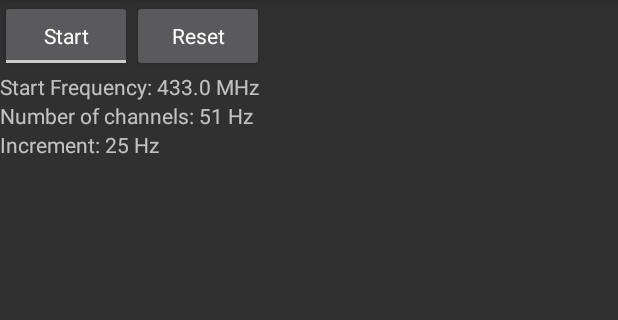
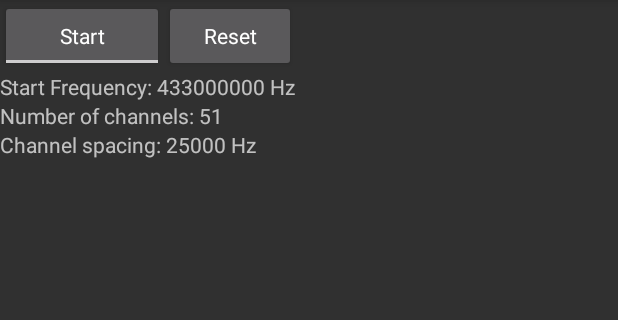
Before and after one commit to ComThings/PandwaRF, an Android app: the screen it shows after launch (MainActivity), in the side drawer, after a tap on "SpecAN", on a phone screen of 412 x 824 dp, the part 84-404 px from its top. Run offline under Robolectric (Android 15) with nearby library versions, the phone set to English and light mode, and no system bars; libraries missing offline, so code that uses them is left out: com.comthings.gollum, com.sdsmdg.tastytoast, no.nordicsemi.android; 2 statements that could not run were skipped.

Commit message:
Android Sample App: Spectrum Analyzer: simplify and correct sample app
Signed-off-by: Djamil Elaidi <d.elaidi@comthings.com>

```diff
--- a/SW/Android/SampleApps/SpectrumAnalyzer/app/src/main/java/com/comthings/pandwarf/sample/SpectrumAnalyzer/MainActivity.java
+++ b/SW/Android/SampleApps/SpectrumAnalyzer/app/src/main/java/com/comthings/pandwarf/sample/SpectrumAnalyzer/MainActivity.java
@@ -17,9 +17,9 @@ import com.comthings.pandwarf.specAn.R;
 import com.sdsmdg.tastytoast.TastyToast;
 
 
-public class MainActivity extends AppCompatActivity
-        implements NavigationView.OnNavigationItemSelectedListener {
+public class MainActivity extends AppCompatActivity implements NavigationView.OnNavigationItemSelectedListener {
 	FragmentTransaction fragmentTransaction;
+
 	@Override
 	protected void onCreate(Bundle savedInstanceState) {
 		super.onCreate(savedInstanceState);
@@ -34,9 +34,8 @@ public class MainActivity extends AppCompatActivity
 		toggle.syncState();
 		NavigationView navigationView = (NavigationView) findViewById(R.id.nav_view);
 		navigationView.setNavigationItemSelectedListener(this);
-        fragmentTransaction = getSupportFragmentManager().beginTransaction().replace(R.id.fragment,new ScanDevicesFragment()).addToBackStack(null);
+		fragmentTransaction = getSupportFragmentManager().beginTransaction().replace(R.id.fragment, new ScanDevicesFragment()).addToBackStack(null);
 		fragmentTransaction.commit();
-
 	}
 
 	@Override
@@ -49,7 +48,6 @@ public class MainActivity extends AppCompatActivity
 		}
 	}
 
-    @SuppressWarnings("StatementWithEmptyBody")
 	@Override
 	public boolean onNavigationItemSelected(MenuItem item) {
 		// Handle navigation view item clicks here.
@@ -57,14 +55,14 @@ public class MainActivity extends AppCompatActivity
 
 		if (id == R.id.nav_scan) {
 			// Handle the camera action
-            fragmentTransaction = getSupportFragmentManager().beginTransaction().replace(R.id.fragment,new ScanDevicesFragment()).addToBackStack(null);
+			fragmentTransaction = getSupportFragmentManager().beginTransaction().replace(R.id.fragment, new ScanDevicesFragment()).addToBackStack(null);
 			fragmentTransaction.commit();
 		} else if (id == R.id.nav_specAn) {
-            fragmentTransaction = getSupportFragmentManager().beginTransaction().replace(R.id.fragment,new SpecAnalyzerFragment()).addToBackStack(null);
+			fragmentTransaction = getSupportFragmentManager().beginTransaction().replace(R.id.fragment, new SpecAnalyzerFragment()).addToBackStack(null);
 			fragmentTransaction.commit();
 		} else if (id == R.id.disconnect) {
 			GollumDongle.getInstance(this).closeDevice();
-            TastyToast.makeText(this, "disconected", TastyToast.LENGTH_SHORT, TastyToast.INFO);
+			TastyToast.makeText(this, "Disconnected", TastyToast.LENGTH_SHORT, TastyToast.INFO);
 		}
 
 		DrawerLayout drawer = (DrawerLayout) findViewById(R.id.drawer_layout);
--- a/SW/Android/SampleApps/SpectrumAnalyzer/app/src/main/java/com/comthings/pandwarf/sample/SpectrumAnalyzer/fragment/ScanDevicesFragment.java
+++ b/SW/Android/SampleApps/SpectrumAnalyzer/app/src/main/java/com/comthings/pandwarf/sample/SpectrumAnalyzer/fragment/ScanDevicesFragment.java
@@ -55,7 +55,7 @@ public class ScanDevicesFragment extends Fragment {
 	private SimpleAdapter deviceListAdapter;
 	private List<HashMap<String, String>> deviceListItem;
 
-    public  boolean bleDeviceConnected = false;           // flag used to track when connected, to not display a disconnect message at startup when bleDeviceDisconnectingByUser is false
+	public boolean bleDeviceConnected = false;           // flag used to track when connected, to not display a disconnect message at startup when bleDeviceDisconnectingByUser is false
 
 	public ScanDevicesFragment() {
 	}
@@ -227,14 +227,16 @@ public class ScanDevicesFragment extends Fragment {
 		deviceListAdapter.notifyDataSetChanged();
 
 		//display the deviceListView
-        if (!deviceListItem.isEmpty())
+		if (!deviceListItem.isEmpty()) {
 			deviceListView.setVisibility(View.VISIBLE);
+		}
 	}
 
 	private ExtendedBluetoothDevice findBluetoothDeviceByAddress(HashMap<String, String> map) {
 		for (ExtendedBluetoothDevice device : devices) {
-            if (map.get("address").equals(device.getAddress()))
+			if (map.get("address").equals(device.getAddress())) {
 				return device;
+			}
 		}
 		return null;
 	}
--- a/SW/Android/SampleApps/SpectrumAnalyzer/app/src/main/java/com/comthings/pandwarf/sample/SpectrumAnalyzer/fragment/SpecAnalyzerFragment.java
+++ b/SW/Android/SampleApps/SpectrumAnalyzer/app/src/main/java/com/comthings/pandwarf/sample/SpectrumAnalyzer/fragment/SpecAnalyzerFragment.java
@@ -19,25 +19,21 @@ import com.sdsmdg.tastytoast.TastyToast;
 
 
 public class SpecAnalyzerFragment extends Fragment {
-    public static final int MHZ_TO_HZ = 1000000;
-    public static final int DEFAULT_INC_KHZ = 25;
-    public static final double DEFAULT_BASEFREQ_MHZ = 433;
-    public static final int DEFAULT_SPECCHANS = 51;
 	public static final int DEFAULT_SPECAN_REFRESH_RATE_MILLIS = 150;
 
 	private final Handler mHandler = new Handler();
 	private Runnable mRefreshTimer;
 	private ToggleButton buttonStartStop;
 	private Button buttonReset;
+	private TextView textView, frequencyTextView, numberOfchannelsTextView, incrementTextView;
 
 	private View contentView;
 
-    private TextView textView, frequencyTextView, numberOfchannelsTextView, incrementTextView;
 
-    // Paramètre d'entrées
-    double basefreqMHz = DEFAULT_BASEFREQ_MHZ; // Frequence de base (MHz)
-    int specchans = DEFAULT_SPECCHANS; // Nombres de channels
-    int inckHz = DEFAULT_INC_KHZ; // Difference entre les channels (kHz)
+	// Input Parameters
+	int basefreqHz = 433000000; // Base Frequency (Hz)
+	int numChannels = 51; // Number of channels
+	int channelIncrementHz = 25000; // Channel spacing (Hz)
 
 	public SpecAnalyzerFragment() {
 		// Required empty public constructor
@@ -55,13 +51,13 @@ public class SpecAnalyzerFragment extends Fragment {
 		buttonStartStop = (ToggleButton) contentView.findViewById(R.id.toggleButtonSpectrum);
 		buttonReset = (Button) contentView.findViewById(R.id.buttonReset);
 
-        textView = (TextView) contentView.findViewById(R.id.resu);
+		textView = (TextView) contentView.findViewById(R.id.rssi_results);
 		frequencyTextView = (TextView) contentView.findViewById(R.id.frequency);
-        frequencyTextView.setText("Start Frequency: " + basefreqMHz + " MHz");
+		frequencyTextView.setText("Start Frequency: " + basefreqHz + " Hz");
 		numberOfchannelsTextView = (TextView) contentView.findViewById(R.id.channels);
-        numberOfchannelsTextView.setText("Number of channels: " + specchans + " Hz");
+		numberOfchannelsTextView.setText("Number of channels: " + numChannels);
 		incrementTextView = (TextView) contentView.findViewById(R.id.incrementt);
-        incrementTextView.setText("Increment: " + inckHz + " Hz");
+		incrementTextView.setText("Channel spacing: " + channelIncrementHz + " Hz");
 
 
 		/**
@@ -118,24 +114,25 @@ public class SpecAnalyzerFragment extends Fragment {
 	}
 
 	public void startSpecan() {
-        // Vérifie la validité des valeurs editText et empêche le start en cas de problème
 		textView.setText("");
-        GollumDongle.getInstance(getActivity()).rfSpecanStart(0, (int) (basefreqMHz * MHZ_TO_HZ), inckHz * 1000, specchans, DEFAULT_SPECAN_REFRESH_RATE_MILLIS, new GollumCallbackGetInteger() {
+		GollumDongle.getInstance(getActivity()).rfSpecanStart(0, basefreqHz, channelIncrementHz, numChannels, DEFAULT_SPECAN_REFRESH_RATE_MILLIS, new GollumCallbackGetInteger() {
 			@Override
 			public void done(int integer) {
 				// Enter in "UDP" like mode, as there is no interest in retransmiting old packets
 				GollumDongle.getInstance(getActivity()).writeTxRetryMode(false);
 
+				// Warning: you are responsible for calling rfSpecanGetRssi() in background thread and update the results in UI thread.
+				// Below code is only for demo
 				mRefreshTimer = new Runnable() {
 					@Override
 					public void run() {
 						try {
 							// Get RSSI values
-                            byte[] rssi_buffer = new byte[specchans];
-                            int numRssiMeas = GollumDongle.getInstance(getActivity()).rfSpecanGetRssi(rssi_buffer, specchans); // With Real Data
-                            if (numRssiMeas == specchans) {
-                                if (rssi_buffer.length == specchans) {
-                                    textView.append(Utils.byteArrayToHexString(rssi_buffer) + "\n" + "\n");
+							byte[] rssi_buffer = new byte[numChannels];
+							int numRssiMeas = GollumDongle.getInstance(getActivity()).rfSpecanGetRssi(rssi_buffer, numChannels);
+							if (numRssiMeas == numChannels) {
+								if (rssi_buffer.length == numChannels) {
+									textView.append(Utils.byteArrayToHexString(rssi_buffer) + "\n");
 								}
 							}
 							mHandler.postDelayed(this, DEFAULT_SPECAN_REFRESH_RATE_MILLIS);
@@ -150,7 +147,5 @@ public class SpecAnalyzerFragment extends Fragment {
 				mHandler.postDelayed(mRefreshTimer, DEFAULT_SPECAN_REFRESH_RATE_MILLIS);
 			}
 		});
-
 	}
-
 }
--- a/SW/Android/SampleApps/SpectrumAnalyzer/app/src/main/java/com/comthings/pandwarf/sample/SpectrumAnalyzer/utils/ControllerBleDevice.java
+++ b/SW/Android/SampleApps/SpectrumAnalyzer/app/src/main/java/com/comthings/pandwarf/sample/SpectrumAnalyzer/utils/ControllerBleDevice.java
@@ -90,7 +90,8 @@ public class ControllerBleDevice implements GollumBleManagerCallbacks {
 	}
 
 	@Override
-    public void onButtonPushedNotificationStatusReceived(Boolean e) {;
+	public void onButtonPushedNotificationStatusReceived(Boolean e) {
+		;
 	}
 
 	@Override
--- a/SW/Android/SampleApps/SpectrumAnalyzer/app/src/main/res/layout/fragment_specanalyser.xml
+++ b/SW/Android/SampleApps/SpectrumAnalyzer/app/src/main/res/layout/fragment_specanalyser.xml
@@ -59,23 +59,27 @@
 
             </TableRow>
         </TableLayout>
+
         <LinearLayout
             android:id="@+id/linearLayout5"
             android:layout_width="match_parent"
             android:layout_height="wrap_content"
             android:orientation="vertical">
+
             <TextView
                 android:id="@+id/frequency"
                 android:layout_width="wrap_content"
                 android:layout_height="wrap_content"
                 android:inputType="textMultiLine"
                 />
+
             <TextView
                 android:id="@+id/channels"
                 android:layout_width="wrap_content"
                 android:layout_height="wrap_content"
                 android:inputType="textMultiLine"
                 />
+
             <TextView
                 android:id="@+id/incrementt"
                 android:layout_width="wrap_content"
@@ -89,12 +93,12 @@
             android:layout_width="match_parent"
             android:layout_height="wrap_content"
             android:orientation="horizontal">
-<TextView
-    android:id="@+id/resu"
-    android:layout_width="wrap_content"
-    android:layout_height="wrap_content"
-    android:inputType="textMultiLine"
-    />
+
+            <TextView
+                android:id="@+id/rssi_results"
+                android:layout_width="wrap_content"
+                android:layout_height="wrap_content"
+                android:inputType="textMultiLine"/>
         </LinearLayout>
 
     </LinearLayout>
```
Lines whose indentation alone changed are shown as unchanged.
